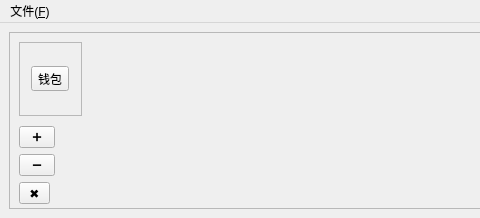
This is src/Tengu.ui in to1dev/tengu as Qt 5 draws it before an edit; both pictures show x 0 to 480 and y 0 to 218 of the 808 by 218 pixel window. The edited form follows.
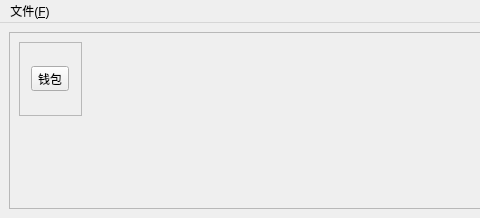
This is the edited form. Icons and pictures are not drawn.

Commit message: remove buttons

Patch:
```diff
--- a/src/Tengu.ui
+++ b/src/Tengu.ui
@@ -64,45 +64,6 @@
         </item>
        </layout>
       </widget>
-      <widget class="QToolButton" name="ButtonClose">
-       <property name="geometry">
-        <rect>
-         <x>10</x>
-         <y>150</y>
-         <width>31</width>
-         <height>22</height>
-        </rect>
-       </property>
-       <property name="text">
-        <string>✖️</string>
-       </property>
-      </widget>
-      <widget class="QToolButton" name="ButtonMin">
-       <property name="geometry">
-        <rect>
-         <x>10</x>
-         <y>122</y>
-         <width>36</width>
-         <height>22</height>
-        </rect>
-       </property>
-       <property name="text">
-        <string>➖</string>
-       </property>
-      </widget>
-      <widget class="QToolButton" name="ButtonMax">
-       <property name="geometry">
-        <rect>
-         <x>10</x>
-         <y>94</y>
-         <width>36</width>
-         <height>22</height>
-        </rect>
-       </property>
-       <property name="text">
-        <string>➕</string>
-       </property>
-      </widget>
      </widget>
     </item>
    </layout>
```
